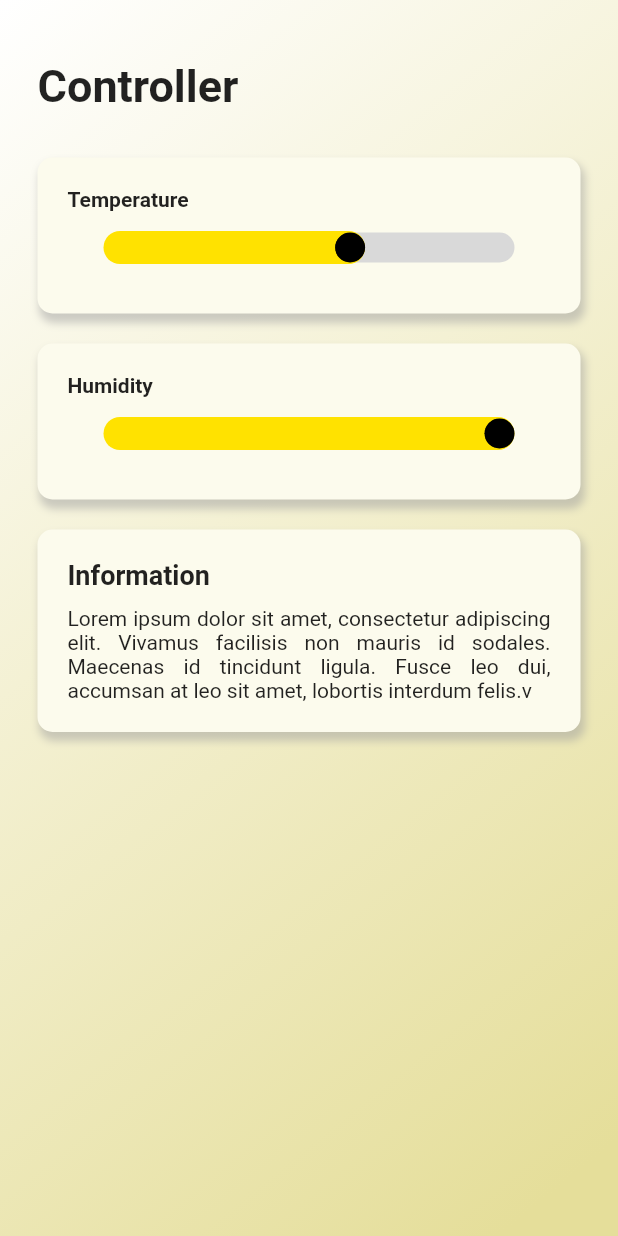
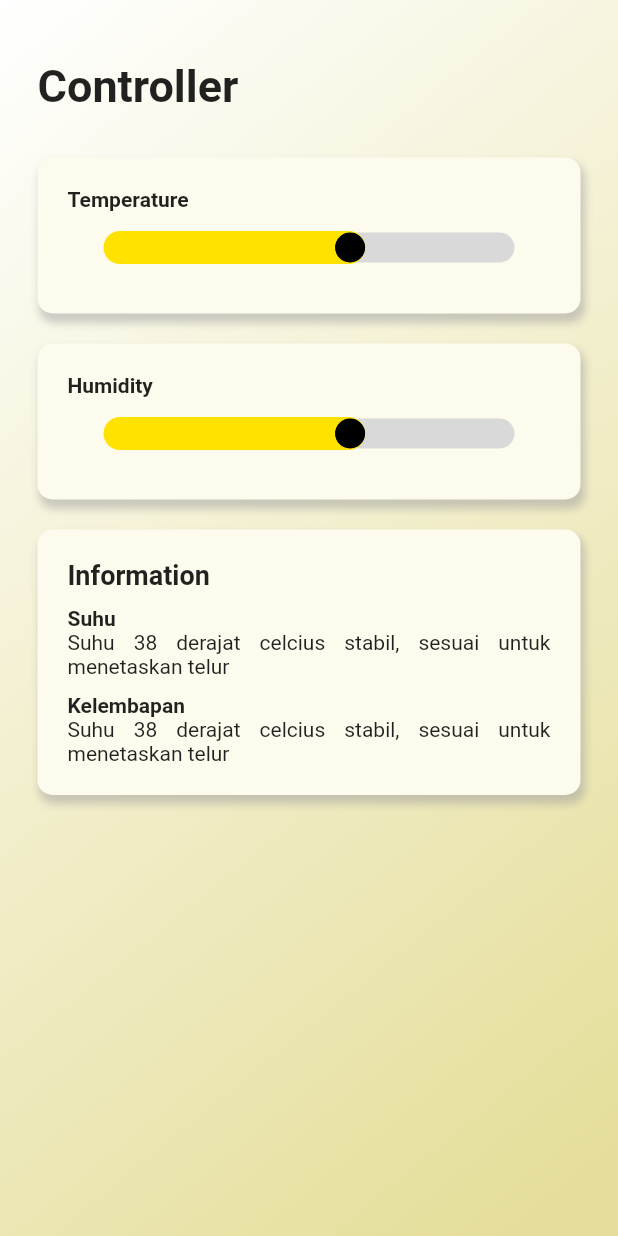
Before and after one commit to Akhdanre/Tetas.in, a Flutter app: the ControllerScreen screen opened directly, on a phone screen of 412 x 824 dp. Run offline on Flutter 3.47's test engine with Material 2 defaults, Android fonts, the phone set to English and light mode, and no system bars; our stand-ins replace bloc, flutter_bloc, shared_preferences; accounts and stored records are empty; generated files the repository leaves out were written again; network calls fail.

Commit message:
adjust info controller for temperature

```diff
--- a/lib/src/bussines_logic/bloc/controller_state.dart
+++ b/lib/src/bussines_logic/bloc/controller_state.dart
@@ -6,7 +6,7 @@ final class ControllerInitial extends ControllerState {
   int tempDefaultValue;
   int humdDefaultValue;
 
-  ControllerInitial({this.tempDefaultValue = 38, this.humdDefaultValue = 70});
+  ControllerInitial({this.tempDefaultValue = 38, this.humdDefaultValue = 58});
 }
 
 final class ControllerTempUpdate extends ControllerState {
--- a/lib/src/bussines_logic/cubit/auth_cubit.dart
+++ b/lib/src/bussines_logic/cubit/auth_cubit.dart
@@ -1,4 +1,5 @@
 import 'dart:convert';
+import 'dart:developer';
 
 import 'package:bloc/bloc.dart';
 import 'package:http/http.dart' as http;
@@ -27,6 +28,7 @@ class AuthCubit extends Cubit<AuthState> {
         emit(AuthError(message: "Invalid credentials"));
       }
     } catch (e) {
+      log("error : $e");
       emit(AuthError(message: "An error occurred during login."));
     }
   }
@@ -42,7 +44,6 @@ class AuthCubit extends Cubit<AuthState> {
         headers: {"Content-Type": 'application/json'},
       );
 
-
       if (response.statusCode == 200) {
         return response.body;
       } else {
--- a/lib/src/presentation/pages/controller_screen.dart
+++ b/lib/src/presentation/pages/controller_screen.dart
@@ -4,6 +4,7 @@ import 'package:tetas_in/src/bussines_logic/bloc/controller_bloc.dart';
 import 'package:tetas_in/src/utils/color_string.dart';
 import 'package:tetas_in/src/utils/size_config.dart';
 import 'package:tetas_in/src/presentation/widgets/background.dart';
+import 'package:flutter_gen/gen_l10n/app_localizations.dart';
 
 class ControllerScreen extends StatefulWidget {
   const ControllerScreen({super.key});
@@ -15,8 +16,8 @@ class ControllerScreen extends StatefulWidget {
 class _ControllerScreenState extends State<ControllerScreen> {
   double tempLimit = 30.0;
   double humdLimit = 40.0;
-  String description =
-      "Lorem ipsum dolor sit amet, consectetur adipiscing elit. Vivamus facilisis non mauris id sodales. Maecenas id tincidunt ligula. Fusce leo dui, accumsan at leo sit amet, lobortis interdum felis.v";
+  String description1 = "";
+  String description2 = "";
 
   @override
   Widget build(BuildContext context) {
@@ -148,8 +149,8 @@ class _ControllerScreenState extends State<ControllerScreen> {
                                     }
                                     return Slider(
                                       value: humdLimit,
-                                      max: 70,
-                                      min: 50,
+                                      max: 60,
+                                      min: 55,
                                       onChanged: (value) {
                                         context.read<ControllerBloc>().add(
                                             UpdateHumdLimit(
@@ -189,9 +190,114 @@ class _ControllerScreenState extends State<ControllerScreen> {
                             const SizedBox(
                               height: 10,
                             ),
-                            Text(
-                              description,
-                              textAlign: TextAlign.justify,
+                            const Text(
+                              "Suhu",
+                              style: TextStyle(
+                                  fontSize: 14, fontWeight: FontWeight.bold),
+                            ),
+                            BlocBuilder<ControllerBloc, ControllerState>(
+                              builder: (context, state) {
+                                if (state is ControllerInitial) {
+                                  description1 =
+                                      AppLocalizations.of(context).temp_in_38;
+                                }
+
+                                if (state is ControllerTempUpdate) {
+                                  int condition = state.tempSliderValue;
+
+                                  switch (condition) {
+                                    case 35:
+                                      description1 =
+                                          AppLocalizations.of(context)
+                                              .temp_in_35;
+                                      break;
+                                    case 36:
+                                      description1 =
+                                          AppLocalizations.of(context)
+                                              .temp_in_36;
+                                      break;
+                                    case 37:
+                                      description1 =
+                                          AppLocalizations.of(context)
+                                              .temp_in_37;
+                                      break;
+                                    case 38:
+                                      description1 =
+                                          AppLocalizations.of(context)
+                                              .temp_in_38;
+                                      break;
+                                    case 39:
+                                      description1 =
+                                          AppLocalizations.of(context)
+                                              .temp_in_39;
+                                      break;
+                                    case 40:
+                                      description1 =
+                                          AppLocalizations.of(context)
+                                              .temp_in_40;
+                                      break;
+                                  }
+                                }
+
+                                return Text(
+                                  description1,
+                                  textAlign: TextAlign.justify,
+                                );
+                              },
+                            ),
+                            const SizedBox(
+                              height: 10,
+                            ),
+                            const Text(
+                              "Kelembapan",
+                              style: TextStyle(
+                                  fontSize: 14, fontWeight: FontWeight.bold),
+                            ),
+                            BlocBuilder<ControllerBloc, ControllerState>(
+                              builder: (context, state) {
+                                String text = '';
+
+                                if (state is ControllerInitial) {
+                                  text =
+                                      AppLocalizations.of(context).temp_in_38;
+                                }
+
+                                if (state is ControllerTempUpdate) {
+                                  int condition = state.tempSliderValue;
+
+                                  switch (condition) {
+                                    case 35:
+                                      text = AppLocalizations.of(context)
+                                          .temp_in_35;
+                                      break;
+                                    case 36:
+                                      text = AppLocalizations.of(context)
+                                          .temp_in_36;
+                                      break;
+                                    case 37:
+                                      text = AppLocalizations.of(context)
+                                          .temp_in_37;
+                                      break;
+                                    case 38:
+                                      text = AppLocalizations.of(context)
+                                          .temp_in_38;
+                                      break;
+                                    case 39:
+                                      text = AppLocalizations.of(context)
+                                          .temp_in_39;
+                                      break;
+                                    case 40:
+                                      text = AppLocalizations.of(context)
+                                          .temp_in_40;
+                                      break;
+                                  }
+                                }
+
+                                return Text(
+                                  text,
+                                  textAlign: TextAlign.justify,
+                                );
+                              },
                             ),
                           ],
                         ),
```
